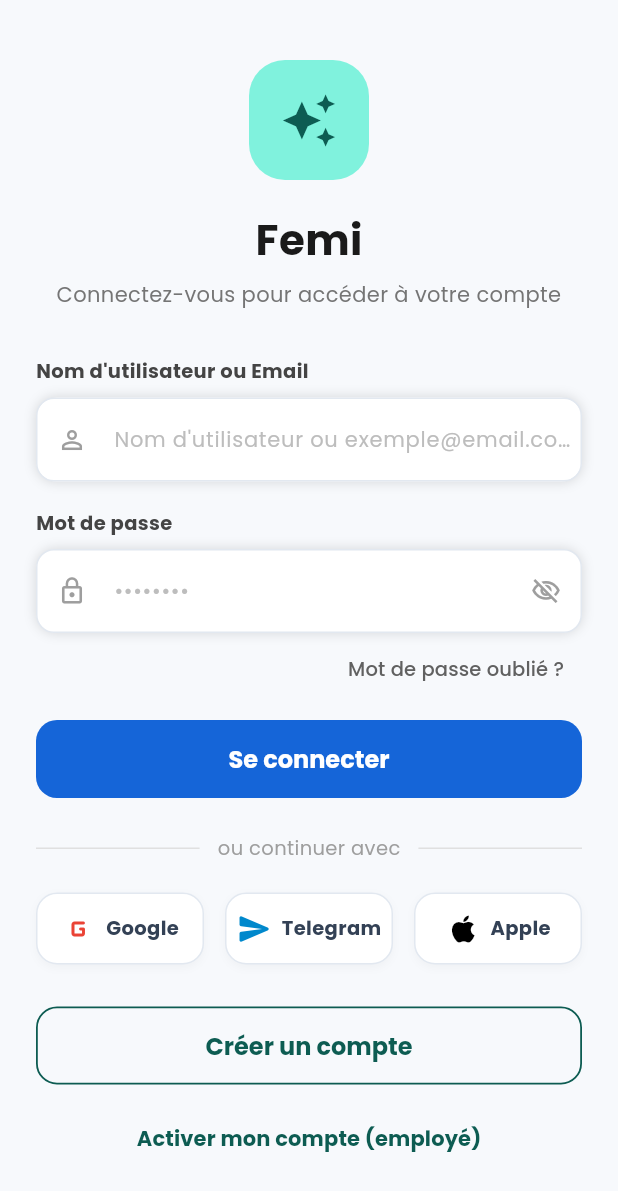
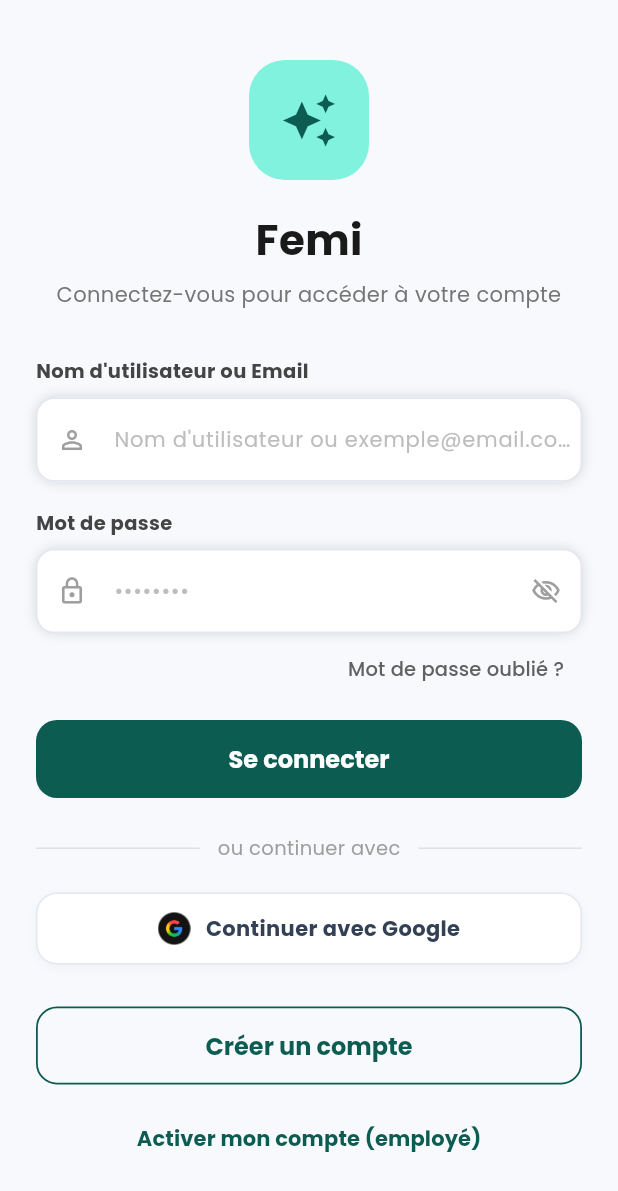
Before and after one commit to Omnisoft-Africa-IT-Engineering/femi_mobile, a Flutter app: the screen it shows after launch, after a tap on "Se connecter", on a phone screen of 412 x 824 dp. Shown: the top 1191 px of the screen. Run offline on Flutter 3.47's test engine with Material 3 defaults, Android fonts, the phone set to English and light mode, and no system bars; our stand-ins replace audioplayers, file_picker, firebase_core, firebase_messaging, flutter_local_notifications, flutter_secure_storage and 7 more; missing offline and left inert: excel, record; accounts and stored records are empty; network calls fail.

Commit message:
Login: Google seul avec logo, charte verte; devis: suppression du logo; correctif subscription_pay

```diff
--- a/lib/screens/auth/login_screen.dart
+++ b/lib/screens/auth/login_screen.dart
@@ -23,7 +23,7 @@ class _LoginScreenState extends State<LoginScreen> {
   static const Color _bgColor = Color(0xFFF7F9FC);
   static const Color _accentTeal = Color(0xFF80F2DD);
   static const Color _darkGreen = Color(0xFF0D5C52);
-  static const Color _primaryBlue = Color(0xFF1565D8);
+
 
   @override
   void dispose() {
@@ -37,11 +37,13 @@ class _LoginScreenState extends State<LoginScreen> {
     try {
       String? fcmToken = await FirebaseMessaging.instance.getToken();
       if (fcmToken != null) {
-        String plateforme = defaultTargetPlatform == TargetPlatform.iOS ? 'IOS' : 'ANDROID';
+        String plateforme =
+        defaultTargetPlatform == TargetPlatform.iOS ? 'IOS' : 'ANDROID';
         await FemiApiService().enregistrerAppareil(fcmToken, plateforme);
       }
     } catch (e) {
-      debugPrint("Erreur lors de l'enregistrement de l'appareil FCM après login : $e");
+      debugPrint(
+          "Erreur lors de l'enregistrement de l'appareil FCM après login : $e");
     }
   }
 
@@ -110,7 +112,8 @@ Future<void> _handleGoogleLogin() async {
           : <String, dynamic>{};
 
       final email = (map['email'] ?? '').toString().trim();
-    final fullName = (map['full_name'] ?? map['name'] ?? '').toString().trim();
+      final fullName =
+      (map['full_name'] ?? map['name'] ?? '').toString().trim();
 
       if (email.isEmpty) {
         ScaffoldMessenger.of(context).showSnackBar(
@@ -147,16 +150,6 @@ Future<void> _handleGoogleLogin() async {
     if (Navigator.of(context).canPop()) {
       Navigator.of(context).pop();
     }
-}
-  void _handleSocialLogin(String provider) {
-    ScaffoldMessenger.of(context).showSnackBar(
-      SnackBar(
-        content: Text('Connexion avec $provider en cours...'),
-        backgroundColor: _primaryBlue,
-        duration: const Duration(seconds: 2),
-      ),
-    );
-    // TODO: Telegram / Apple plus tard
   }
 
   /// Ouvre l'écran d'activation. S'il réussit, il renvoie l'e-mail et le mot
@@ -300,7 +293,7 @@ Future<void> _handleGoogleLogin() async {
                       child: ElevatedButton(
                         onPressed: isLoading ? null : _handleLogin,
                         style: ElevatedButton.styleFrom(
-                          backgroundColor: _primaryBlue,
+                          backgroundColor: _darkGreen,
                           foregroundColor: Colors.white,
                           shape: RoundedRectangleBorder(
                             borderRadius: BorderRadius.circular(14),
@@ -345,41 +338,16 @@ Future<void> _handleGoogleLogin() async {
                 ),
                 const SizedBox(height: 20),
 
-                // --- SECTION BOUTONS SOCIAUX ---
+                // --- SECTION BOUTON GOOGLE ---
                 ValueListenableBuilder<bool>(
                   valueListenable: AuthState.instance.isLoading,
                   builder: (context, isLoading, _) {
                     return Row(
-                      mainAxisAlignment: MainAxisAlignment.center,
                       children: [
-                        // Google (fonctionnel)
                         _buildSocialButton(
-                          label: 'Google',
-                          icon: Icons.g_mobiledata_rounded,
-                          iconColor: const Color(0xFFEA4335),
+                          label: 'Continuer avec Google',
+                          logoAsset: 'assets/images/google_g_logo.png',
                           onPressed: isLoading ? null : _handleGoogleLogin,
-                        ),
-                        const SizedBox(width: 14),
-
-                        // Telegram (placeholder)
-                        _buildSocialButton(
-                          label: 'Telegram',
-                          icon: Icons.send_rounded,
-                          iconColor: const Color(0xFF0088CC),
-                          onPressed: isLoading
-                              ? null
-                              : () => _handleSocialLogin('Telegram'),
-                        ),
-                        const SizedBox(width: 14),
-
-                        // Apple (placeholder)
-                        _buildSocialButton(
-                          label: 'Apple',
-                          icon: Icons.apple_rounded,
-                          iconColor: Colors.black,
-                          onPressed: isLoading
-                              ? null
-                              : () => _handleSocialLogin('Apple'),
                         ),
                       ],
                     );
@@ -430,7 +398,6 @@ Future<void> _handleGoogleLogin() async {
                   ),
                 ),
                 const SizedBox(height: 32),
-
               ],
             ),
           ),
@@ -474,8 +441,7 @@ Future<void> _handleGoogleLogin() async {
 
   Widget _buildSocialButton({
     required String label,
-    required IconData icon,
-    required Color iconColor,
+    required String logoAsset,
     required VoidCallback? onPressed,
   }) {
     return Expanded(
@@ -499,12 +465,12 @@ Future<void> _handleGoogleLogin() async {
           child: Row(
             mainAxisAlignment: MainAxisAlignment.center,
             children: [
-              Icon(icon, color: iconColor, size: 24),
-              const SizedBox(width: 6),
+              Image.asset(logoAsset, width: 22, height: 22),
+              const SizedBox(width: 10),
               Text(
                 label,
                 style: const TextStyle(
-                  fontSize: 13,
+                  fontSize: 14,
                   fontWeight: FontWeight.w600,
                   color: Color(0xFF334155),
                 ),
--- a/lib/screens/onboarding/onboarding_welcome_screen.dart
+++ b/lib/screens/onboarding/onboarding_welcome_screen.dart
@@ -10,7 +10,7 @@ class OnboardingWelcomeScreen extends StatelessWidget {
   static const Color _bgColor = Color(0xFFF7F9FC);
   static const Color _accentTeal = Color(0xFF80F2DD);
   static const Color _darkGreen = Color(0xFF0D5C52);
-  static const Color _primaryBlue = Color(0xFF1565D8);
+
 
   @override
   Widget build(BuildContext context) {
@@ -81,7 +81,7 @@ class OnboardingWelcomeScreen extends StatelessWidget {
                     );
                   },
                   style: ElevatedButton.styleFrom(
-                    backgroundColor: _primaryBlue,
+                    backgroundColor: const Color(0xFF0D5C52),
                     foregroundColor: Colors.white,
                     shape: RoundedRectangleBorder(
                       borderRadius: BorderRadius.circular(14),
--- a/pubspec.yaml
+++ b/pubspec.yaml
@@ -73,3 +73,9 @@ flutter_launcher_icons:
   adaptive_icon_background: "#0B1F1C"
   adaptive_icon_foreground: "assets/icon/icon.png"
   remove_alpha_ios: true
+
+  flutter:
+    uses-material-design: true
+
+    assets:
+      - assets/images/
```
Also changed, not shown: lib/screens/devis/profil_facturation_sheet.dart (+36 -8 lines), lib/screens/subscription_pay/subscription_pay_screen.dart (+23 -11 lines), lib/services/devis_service.dart (+14 -1 lines), assets/images/google_g_logo.png (added), 1 other file. Lines whose indentation alone changed are shown as unchanged.
